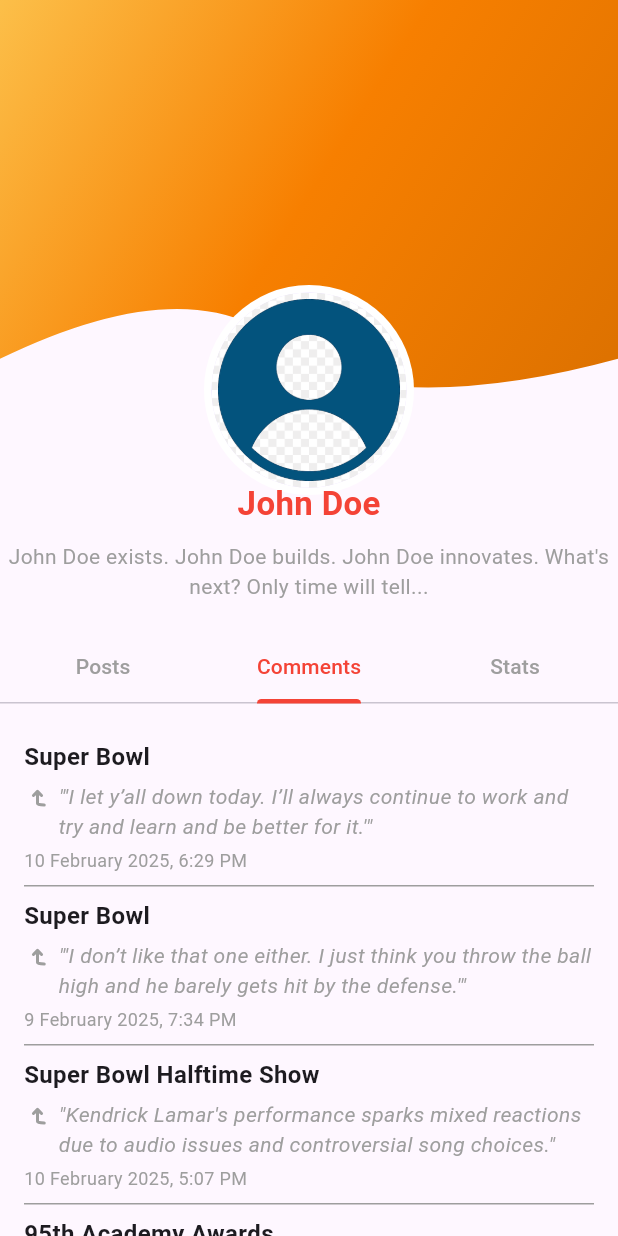
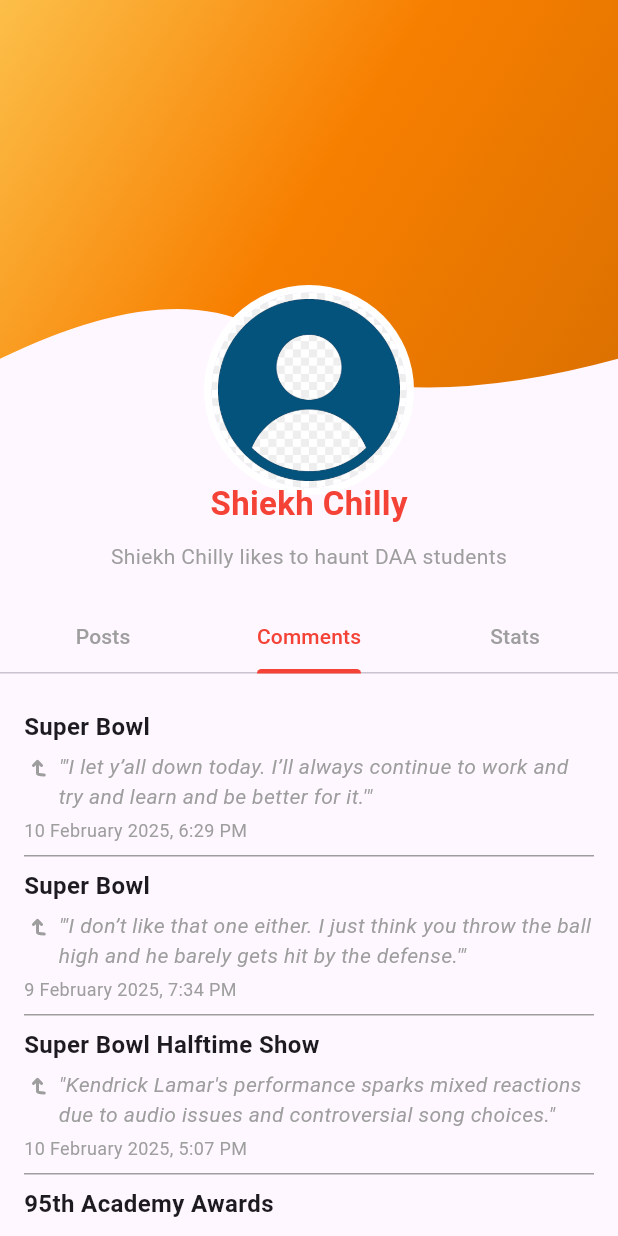
Before and after one commit to Syed-Saadan-Uddin/Appdev_assgn_1, a Flutter app: the screen it shows after launch, tab 2 chosen, on a phone screen of 412 x 824 dp. Run offline on Flutter 3.47's test engine with Material 3 defaults, Android fonts, the phone set to English and light mode, and no system bars.

```diff
--- a/lib/main.dart
+++ b/lib/main.dart
@@ -114,12 +114,12 @@ class UserProfileScreen extends StatelessWidget {
           ),
           const SizedBox(height: 60),
           const Text(
-            'John Doe',
+            'Shiekh Chilly',
             style: TextStyle(fontSize: 22, fontWeight: FontWeight.bold, color: Colors.red),
           ),
           const SizedBox(height: 10),
           const Text(
-            "John Doe exists. John Doe builds. John Doe innovates. What's next? Only time will tell...",
+            "Shiekh Chilly likes to haunt DAA students",
             textAlign: TextAlign.center,
             style: TextStyle(fontSize: 14, color: Colors.grey),
           ),
```
